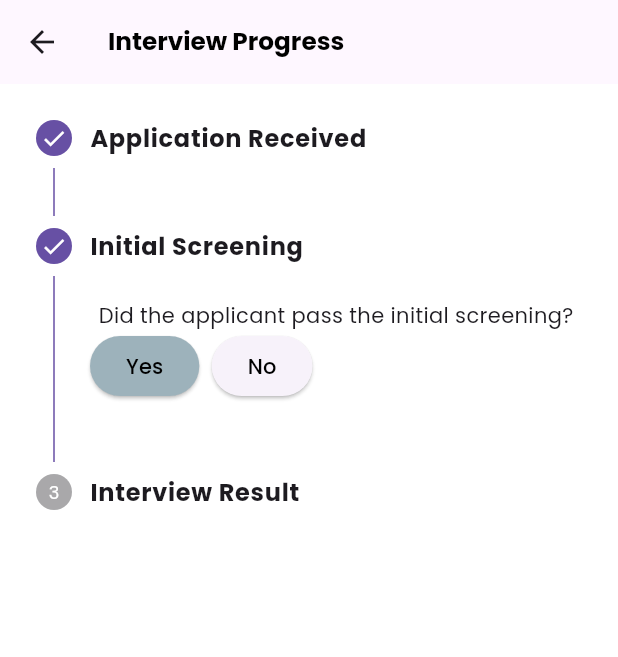
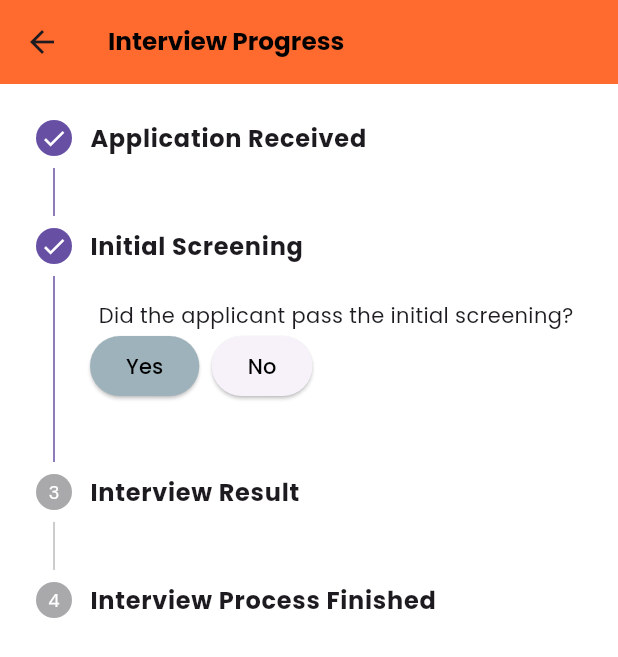
Before and after one commit to Randil-Hasanga/third_year_project_mobile_team_14, a Flutter app: the FeedbackStepper screen opened directly with empty values, after a tap on "Yes", on a phone screen of 412 x 824 dp. Shown: the top 657 px of the screen. Run offline on Flutter 3.47's test engine with Material 3 defaults, Android fonts, the phone set to English and light mode, and no system bars; our stand-ins replace animate_do, animated_splash_screen, cloud_firestore, file_picker, firebase_auth, firebase_core and 14 more; missing offline and left inert: board_datetime_picker, dart:ffi, emailjs, flutter_pdfview, flutter_phone_direct_caller; accounts and stored records are empty.

Commit message:
update interview progress stepper
when already filled one show ,all steps are done

```diff
--- a/lib/Screens/JobProviderScreens/FeedBack.dart
+++ b/lib/Screens/JobProviderScreens/FeedBack.dart
@@ -2,6 +2,7 @@ import 'package:cloud_firestore/cloud_firestore.dart';
 import 'package:flutter/material.dart';
 import 'package:get_it/get_it.dart';
 import 'package:job_management_system_mobileapp/Screens/JobProviderScreens/feedback_stepper.dart';
+import 'package:job_management_system_mobileapp/colors/colors.dart';
 import 'package:job_management_system_mobileapp/componets/user_title_feedback.dart';
 import 'package:job_management_system_mobileapp/services/firebase_services.dart';
 
@@ -48,6 +49,7 @@ class _Feedback_pageState extends State<Feedback_page> {
             fontWeight: FontWeight.bold,
           ),
         ),
+        backgroundColor: appBarColor,
       ),
       body: _buildApplicantsList(),
     );
--- a/lib/Screens/JobProviderScreens/feedback_stepper.dart
+++ b/lib/Screens/JobProviderScreens/feedback_stepper.dart
@@ -2,6 +2,7 @@ import 'package:firebase_core/firebase_core.dart';
 import 'package:flutter/material.dart';
 import 'package:flutter/widgets.dart';
 import 'package:get_it/get_it.dart';
+import 'package:job_management_system_mobileapp/colors/colors.dart';
 import 'package:job_management_system_mobileapp/services/firebase_services.dart';
 
 class FeedbackStepper extends StatefulWidget {
@@ -43,6 +44,34 @@ class _FeedbackStepperState extends State<FeedbackStepper> {
   void initState() {
     super.initState();
     firebaseService = GetIt.instance.get<FirebaseService>();
+    _loadFeedbackData();
+  }
+
+  Future<void> _loadFeedbackData() async {
+    try {
+      var document = await firebaseService!.interViewProgressCollection
+          .where('applicantId', isEqualTo: widget.applicantId)
+          .where('vacancyId', isEqualTo: widget.vacancyId)
+          .limit(1)
+          .get();
+
+      if (document.docs.isNotEmpty) {
+        var data = document.docs.first.data() as Map<String, dynamic>;
+        setState(() {
+          applicationReceived = data['application_received'] ?? false;
+          initialInterviewPassed = data['initial_interview_passed'] ?? false;
+          selectStatus = data['select_Status'] ?? false;
+          feedback = data['feedback'] ?? '';
+          currentStep = 3;
+        });
+      }
+    } catch (e) {
+      ScaffoldMessenger.of(context).showSnackBar(
+        SnackBar(
+          content: Text('Error loading feedback:$e'),
+        ),
+      );
+    }
   }
 
   @override
@@ -59,6 +88,7 @@ class _FeedbackStepperState extends State<FeedbackStepper> {
               fontSize: screenWidth * 0.04,
               fontWeight: FontWeight.bold),
         ),
+        backgroundColor: appBarColor,
       ),
       body: Stepper(
         currentStep: currentStep,
@@ -235,6 +265,15 @@ class _FeedbackStepperState extends State<FeedbackStepper> {
             isActive: currentStep >= 2,
             state: currentStep >= 2 ? StepState.complete : StepState.indexed,
           ),
+          Step(
+            title: const Text(
+              'Interview Process Finished',
+              style: TextStyle(fontWeight: FontWeight.bold),
+            ),
+            content: const Column(),
+            isActive: currentStep >= 3,
+            state: currentStep >= 3 ? StepState.complete : StepState.indexed,
+          ),
         ],
       ),
     );
```
Also changed, not shown: lib/Screens/JobProviderScreens/SeekerList.dart (+4 -3 lines), lib/componets/interview_details_tile.dart (+7 -2 lines), lib/services/firebase_services.dart (+6 -2 lines).
